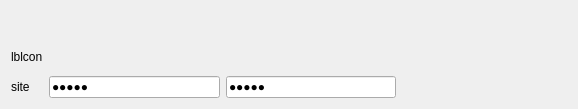
r0ka-op/-cryptographic, file MyPassKeeper/credentialwidget.ui: the form before one commit.
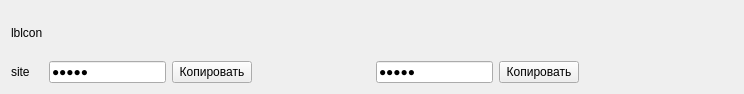
The form after the commit.

Patch:
```diff
--- a/MyPassKeeper/credentialwidget.ui
+++ b/MyPassKeeper/credentialwidget.ui
@@ -6,8 +6,8 @@
    <rect>
     <x>0</x>
     <y>0</y>
-    <width>578</width>
-    <height>109</height>
+    <width>744</width>
+    <height>94</height>
    </rect>
   </property>
   <property name="sizePolicy">
@@ -20,6 +20,33 @@
    <string>Form</string>
   </property>
   <layout class="QGridLayout" name="gridLayout">
+   <item row="1" column="1">
+    <widget class="QLabel" name="lblIcon">
+     <property name="text">
+      <string>lblcon</string>
+     </property>
+    </widget>
+   </item>
+   <item row="2" column="1">
+    <widget class="QLabel" name="lblSite">
+     <property name="text">
+      <string>site</string>
+     </property>
+    </widget>
+   </item>
+   <item row="2" column="5">
+    <widget class="QLineEdit" name="editPassword">
+     <property name="text">
+      <string>12344</string>
+     </property>
+     <property name="echoMode">
+      <enum>QLineEdit::Password</enum>
+     </property>
+     <property name="readOnly">
+      <bool>true</bool>
+     </property>
+    </widget>
+   </item>
    <item row="2" column="2">
     <widget class="QLineEdit" name="editLogin">
      <property name="text">
@@ -33,20 +60,34 @@
      </property>
     </widget>
    </item>
+   <item row="2" column="3">
+    <widget class="QPushButton" name="copyLogin">
+     <property name="text">
+      <string>Копировать</string>
+     </property>
+    </widget>
+   </item>
+   <item row="2" column="6">
+    <widget class="QPushButton" name="copyPassword">
+     <property name="text">
+      <string>Копировать</string>
+     </property>
+    </widget>
+   </item>
    <item row="2" column="4">
-    <widget class="QLineEdit" name="editPassword">
-     <property name="text">
-      <string>12344</string>
+    <spacer name="horizontalSpacer_3">
+     <property name="orientation">
+      <enum>Qt::Horizontal</enum>
      </property>
-     <property name="echoMode">
-      <enum>QLineEdit::Password</enum>
+     <property name="sizeHint" stdset="0">
+      <size>
+       <width>40</width>
+       <height>20</height>
+      </size>
      </property>
-     <property name="readOnly">
-      <bool>true</bool>
-     </property>
-    </widget>
+    </spacer>
    </item>
-   <item row="0" column="5" rowspan="2">
+   <item row="2" column="7">
     <spacer name="horizontalSpacer">
      <property name="orientation">
       <enum>Qt::Horizontal</enum>
@@ -59,20 +100,6 @@
      </property>
     </spacer>
    </item>
-   <item row="2" column="1">
-    <widget class="QLabel" name="lblSite">
-     <property name="text">
-      <string>site</string>
-     </property>
-    </widget>
-   </item>
-   <item row="1" column="1">
-    <widget class="QLabel" name="lblIcon">
-     <property name="text">
-      <string>lblcon</string>
-     </property>
-    </widget>
-   </item>
   </layout>
  </widget>
  <resources/>
```
